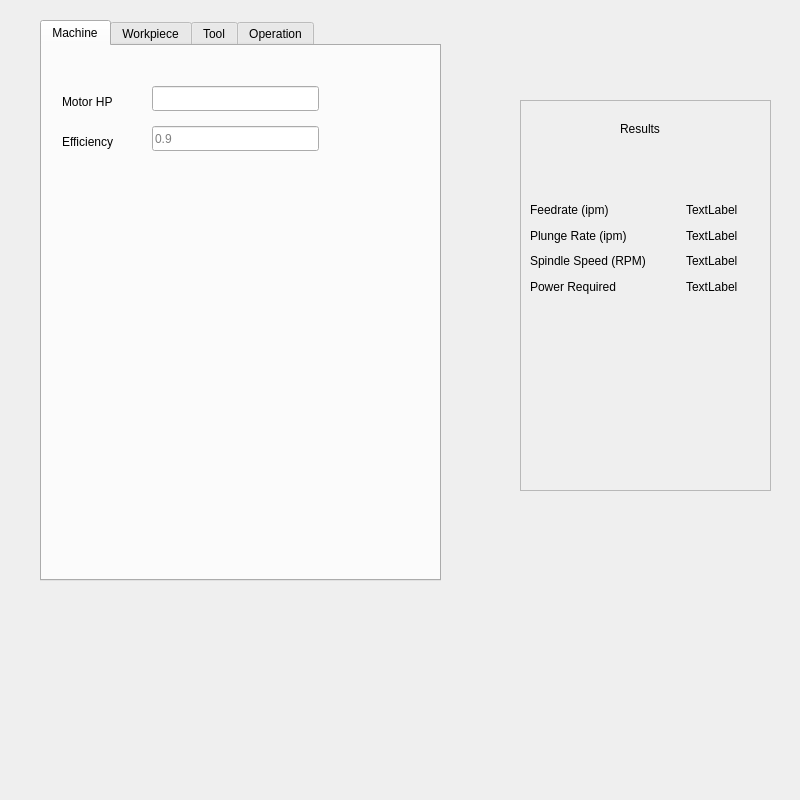
VectorSpaceHQ/VSFeedSpeed, file src/mainwindow.ui: the form before one commit.
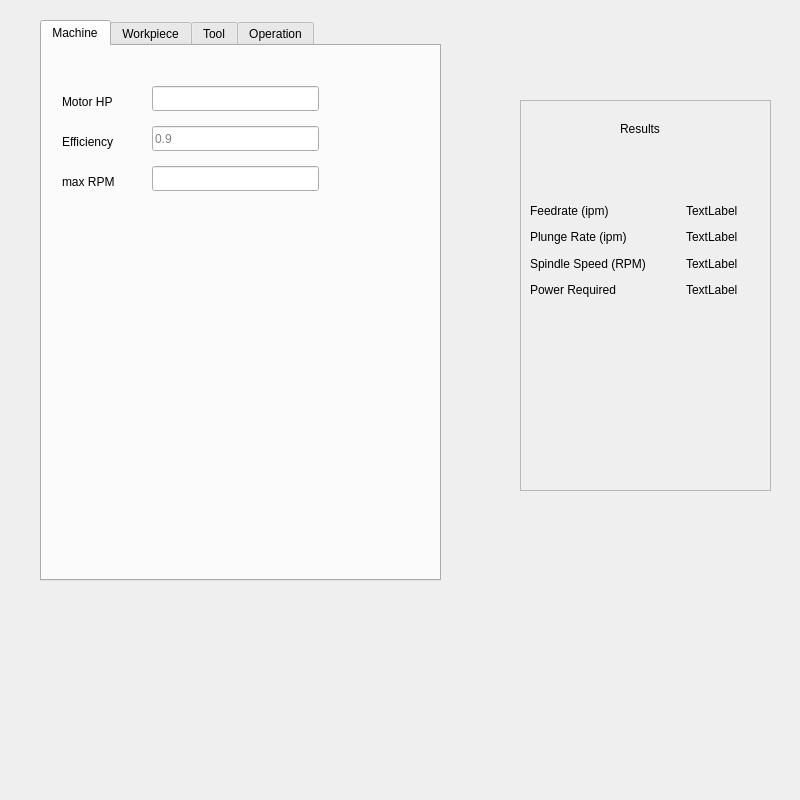
The form after the commit. The open tabs and pages were chosen to show the change.

Diff of the .ui file:
```diff
--- a/src/mainwindow.ui
+++ b/src/mainwindow.ui
@@ -84,6 +84,29 @@
       <string>0.9</string>
      </property>
     </widget>
+    <widget class="QLineEdit" name="max_rpm_value">
+     <property name="geometry">
+      <rect>
+       <x>110</x>
+       <y>120</y>
+       <width>167</width>
+       <height>25</height>
+      </rect>
+     </property>
+    </widget>
+    <widget class="QLabel" name="max_rpm_label">
+     <property name="geometry">
+      <rect>
+       <x>20</x>
+       <y>120</y>
+       <width>61</width>
+       <height>31</height>
+      </rect>
+     </property>
+     <property name="text">
+      <string>max RPM</string>
+     </property>
+    </widget>
    </widget>
    <widget class="QWidget" name="workpiece_tab">
     <attribute name="title">
@@ -334,13 +357,13 @@
      <string>Results</string>
     </property>
    </widget>
-   <widget class="QWidget" name="">
+   <widget class="QWidget" name="layoutWidget">
     <property name="geometry">
      <rect>
       <x>10</x>
       <y>100</y>
       <width>222</width>
-      <height>96</height>
+      <height>100</height>
      </rect>
     </property>
     <layout class="QVBoxLayout" name="verticalLayout_4">
```
Left out of the diff: 40 changed lines with no effect on the pictures.
